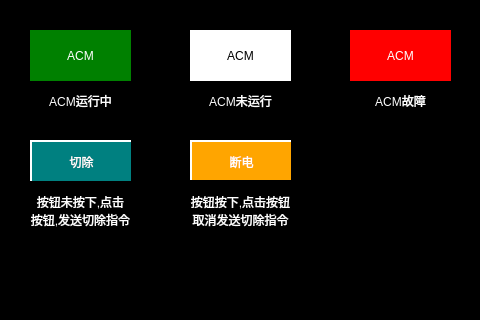
Old version of the form vehiclecutoffhelppage.ui in the repository mayue-crrc/ShenyangMetro9DB; both pictures show x 120 to 600 and y 120 to 440 of the 800 by 600 pixel window.
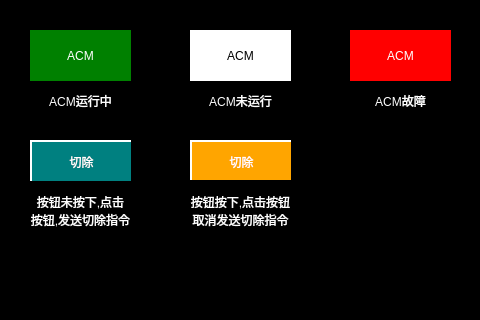
New version of the form.

The edit to the form file:
```diff
--- a/vehiclecutoffhelppage.ui
+++ b/vehiclecutoffhelppage.ui
@@ -330,7 +330,7 @@
     <string notr="true">font: 20px, &quot;微软雅黑&quot;;color: white;background-color:orange;border-top: 2px solid white;border-left: 2px solid white;</string>
    </property>
    <property name="text">
-    <string>断电</string>
+    <string>切除</string>
    </property>
    <property name="alignment">
     <set>Qt::AlignCenter</set>
```
